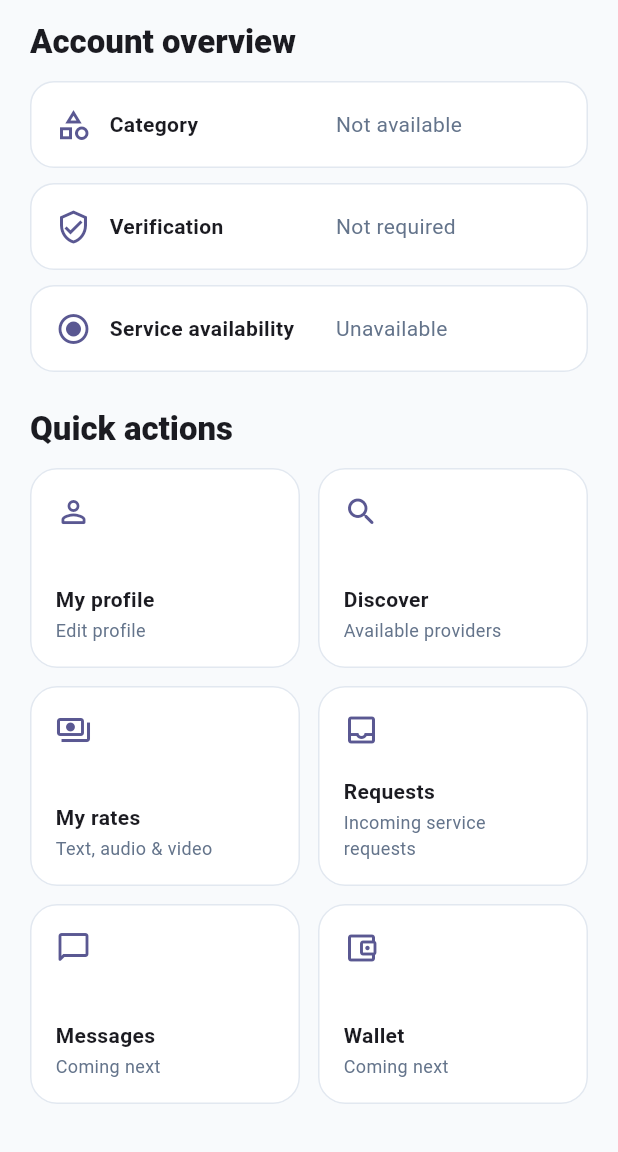
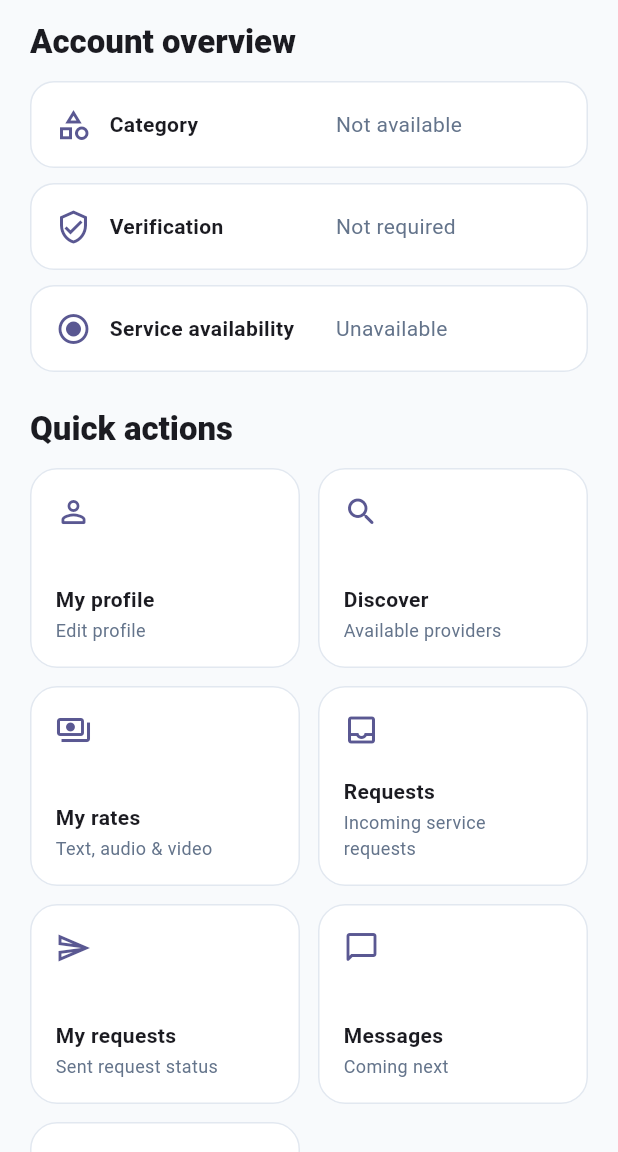
Before and after one commit to azizulkabir/sharetime, a Flutter app: the HomeScreen screen opened by its route, scrolled down 223 dp, on a phone screen of 412 x 824 dp, the part 84-1236 px from its top. Run offline on Flutter 3.47's test engine with Material 3 defaults, Android fonts, the phone set to English and light mode, and no system bars; our stand-ins replace cloud_firestore, firebase_auth, firebase_core, firebase_storage, image_picker; accounts and stored records are empty.

Commit message:
Add My Requests dashboard action

```diff
--- a/lib/features/home/home_screen.dart
+++ b/lib/features/home/home_screen.dart
@@ -349,6 +349,17 @@ class _HomeScreenState extends State<HomeScreen> {
                           );
                         },
                       ),
+                      _QuickActionCard(
+                        icon: Icons.send_outlined,
+                        title: 'My requests',
+                        subtitle: 'Sent request status',
+                        onTap: () {
+                          Navigator.pushNamed(
+                            context,
+                            AppRoutes.myRequests,
+                          );
+                        },
+                      ),
                       const _QuickActionCard(
                         icon: Icons.chat_bubble_outline_rounded,
                         title: 'Messages',
```
